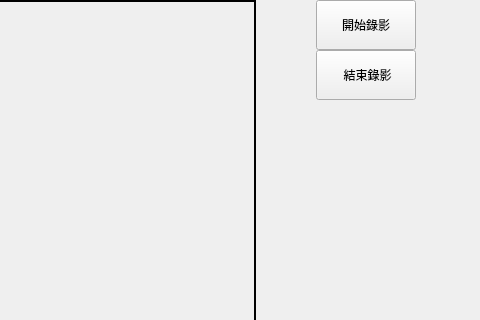
The window that guilib/gui.ui (JackyCafe/CPRCamera) describes before a commit, drawn with Qt 5; both pictures show x 544 to 1024 and y 0 to 320 of the 1024 by 600 pixel window.
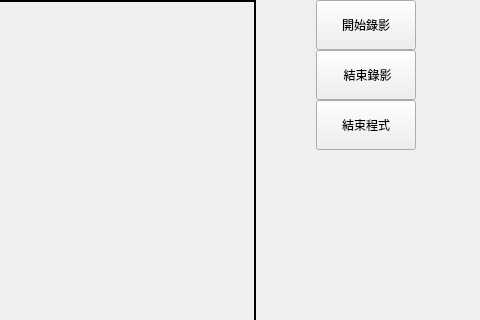
The same window after the commit.

Commit message: exit app

```diff
--- a/guilib/gui.ui
+++ b/guilib/gui.ui
@@ -61,6 +61,19 @@
     <string> 結束錄影</string>
    </property>
   </widget>
+  <widget class="QPushButton" name="Exit">
+   <property name="geometry">
+    <rect>
+     <x>860</x>
+     <y>100</y>
+     <width>100</width>
+     <height>50</height>
+    </rect>
+   </property>
+   <property name="text">
+    <string>結束程式</string>
+   </property>
+  </widget>
  </widget>
  <resources/>
  <connections/>
```
The commit also changes 4 other files.
